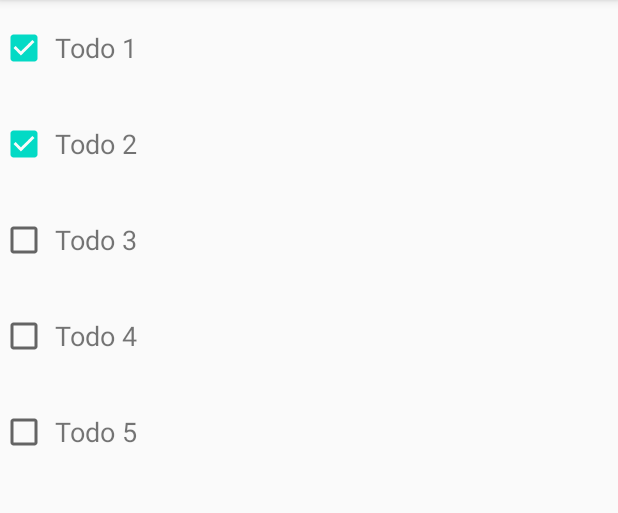
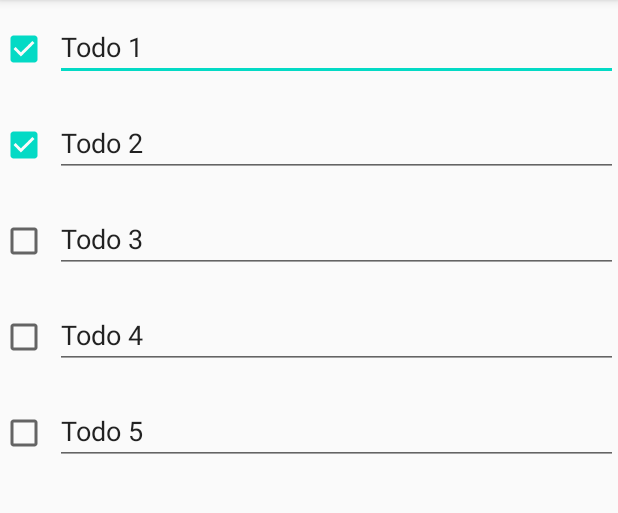
Before and after one commit to aokon/kotlin-playground, an Android app: the screen it shows after launch (MainActivity), on a phone screen of 412 x 824 dp, the part 84-597 px from its top. Run offline under Robolectric (Android 15) with nearby library versions, the phone set to English and light mode, and no system bars.

Commit message:
ReTodo: add loading data to the list via ViewModel

```diff
--- a/ReTodo/app/build.gradle
+++ b/ReTodo/app/build.gradle
@@ -1,6 +1,7 @@
 apply plugin: 'com.android.application'
 apply plugin: 'kotlin-android'
 apply plugin: 'kotlin-android-extensions'
+apply plugin: 'kotlin-kapt'
 
 android {
     compileSdkVersion 29
@@ -43,4 +44,7 @@ dependencies {
     androidTestImplementation 'androidx.test.ext:junit:1.1.1'
     androidTestImplementation 'androidx.test.espresso:espresso-core:3.2.0'
     implementation 'androidx.recyclerview:recyclerview:1.1.0'
+    //noinspection LifecycleAnnotationProcessorWithJava8
+    kapt 'androidx.lifecycle:lifecycle-compiler:2.2.0'
+    implementation 'androidx.lifecycle:lifecycle-extensions:2.2.0'
 }
--- a/ReTodo/app/src/main/AndroidManifest.xml
+++ b/ReTodo/app/src/main/AndroidManifest.xml
@@ -9,7 +9,7 @@
         android:roundIcon="@mipmap/ic_launcher_round"
         android:supportsRtl="true"
         android:theme="@style/AppTheme" >
-        <activity android:name=".MainActivity" >
+        <activity android:name=".MainActivity" android:screenOrientation="sensor" >
             <intent-filter>
                 <action android:name="android.intent.action.MAIN" />
 
--- a/ReTodo/app/src/main/java/pl/rebased/retodo/MainActivity.kt
+++ b/ReTodo/app/src/main/java/pl/rebased/retodo/MainActivity.kt
@@ -6,6 +6,8 @@ import android.os.Bundle
 import android.view.LayoutInflater
 import android.view.View
 import android.view.ViewGroup
+import android.view.inputmethod.EditorInfo
+import androidx.lifecycle.*
 import androidx.recyclerview.widget.DiffUtil
 import androidx.recyclerview.widget.LinearLayoutManager
 import androidx.recyclerview.widget.ListAdapter
@@ -13,22 +15,30 @@ import androidx.recyclerview.widget.RecyclerView
 import kotlinx.android.synthetic.main.activity_main.*
 import kotlinx.android.synthetic.main.item_todo.view.*
 
-data class Todo(val name: String, val isCompleted: Boolean)
+interface ChangeTodoHandler {
+  fun onDoneChange(item: Todo, done: Boolean)
+  fun onDescriptionChange(item: Todo, text: String)
+}
 
-class MainActivity : AppCompatActivity() {
+data class Todo(var name: String, var isCompleted: Boolean)
 
-    override fun onCreate(savedInstanceState: Bundle?) {
-        super.onCreate(savedInstanceState)
-        setContentView(R.layout.activity_main)
-        val todoAdapter = TodoAdapter()
+typealias TodoList =  List<Todo>
 
-        todoList.adapter = todoAdapter
-        todoAdapter.submitList(makeTodoList())
-        todoList.layoutManager = LinearLayoutManager(this as Context, LinearLayoutManager.VERTICAL, false)
+class TodoViewModel : ViewModel() {
+    val todos : LiveData<TodoList> by lazy {
+        MutableLiveData(todoList())
     }
 
-    private fun makeTodoList(): List<Todo> {
-        return listOf<Todo>(
+    fun setDone(todo: Todo, done: Boolean) {
+        todo.isCompleted = done
+    }
+
+    fun setDescription(todo: Todo, text: String) {
+        todo.name = text
+    }
+
+    private fun todoList(): List<Todo> {
+        return listOf(
             Todo("Todo 1", true),
             Todo("Todo 2", true),
             Todo("Todo 3", false),
@@ -38,7 +48,7 @@ class MainActivity : AppCompatActivity() {
     }
 }
 
-class TodoAdapter: ListAdapter<Todo, TodoViewHolder>(diff) {
+class TodoAdapter(private val handler: ChangeTodoHandler) : ListAdapter<Todo, TodoViewHolder>(diff) {
     companion object diff: DiffUtil.ItemCallback<Todo>() {
         override fun areItemsTheSame(oldItem: Todo, newItem: Todo): Boolean = oldItem == newItem
 
@@ -51,13 +61,53 @@ class TodoAdapter: ListAdapter<Todo, TodoViewHolder>(diff) {
 
     override fun onCreateViewHolder(parent: ViewGroup, viewType: Int): TodoViewHolder {
         val itemView = LayoutInflater.from(parent.context).inflate(R.layout.item_todo, parent, false)
-        return TodoViewHolder(itemView)
+        return TodoViewHolder(itemView, handler)
     }
 }
 
-class TodoViewHolder(itemView: View) : RecyclerView.ViewHolder(itemView) {
+class TodoViewHolder(itemView: View, val handler: ChangeTodoHandler) : RecyclerView.ViewHolder(itemView) {
     fun bindTo(item: Todo) {
+        itemView.checkBox.setOnCheckedChangeListener { view, isChecked ->
+            handler.onDoneChange(item, isChecked)
+        }
+        itemView.textView.setOnEditorActionListener { v, actionId, event ->
+                when (actionId) {
+                    EditorInfo.IME_ACTION_DONE, EditorInfo.IME_ACTION_NEXT, EditorInfo.IME_NULL -> {
+                        handler.onDescriptionChange(item, v.text.toString())
+                        true
+                    }
+                    else -> false
+                }
+        }
         itemView.checkBox.isChecked = item.isCompleted
-        itemView.textView.text = item.name
+        itemView.textView.setText(item.name)
     }
 }
+
+class MainActivity : AppCompatActivity(), ChangeTodoHandler {
+    // we want to avoid moving  model to GC when
+    val model by lazy {
+        ViewModelProvider(this).get(TodoViewModel::class.java)
+    }
+
+    override fun onCreate(savedInstanceState: Bundle?) {
+        super.onCreate(savedInstanceState)
+        setContentView(R.layout.activity_main)
+        val todoAdapter = TodoAdapter(this)
+
+        todoList.adapter = todoAdapter
+        todoList.layoutManager = LinearLayoutManager(this as Context, LinearLayoutManager.VERTICAL, false)
+
+        model.todos.observe(this, Observer {
+           todoAdapter.submitList(it)
+        })
+    }
+
+    override fun onDoneChange(item: Todo, done: Boolean) {
+        model.setDone(item, done)
+    }
+
+    override fun onDescriptionChange(item: Todo, text: String) {
+        model.setDescription(item, text)
+    }
+}
--- /dev/null
+++ b/ReTodo/app/src/main/res/layout-land/activity_main.xml
@@ -0,0 +1,16 @@
+<?xml version="1.0" encoding="utf-8"?>
+<androidx.constraintlayout.widget.ConstraintLayout xmlns:android="http://schemas.android.com/apk/res/android"
+    xmlns:app="http://schemas.android.com/apk/res-auto"
+    xmlns:tools="http://schemas.android.com/tools"
+    android:layout_width="match_parent"
+    android:layout_height="match_parent"
+    tools:context=".MainActivity">
+
+    <androidx.recyclerview.widget.RecyclerView
+        android:id="@+id/todoList"
+        android:layout_width="match_parent"
+        android:layout_height="match_parent"
+        tools:layout_editor_absoluteX="1dp"
+        tools:layout_editor_absoluteY="1dp"
+        tools:listitem="@layout/item_todo" />
+</androidx.constraintlayout.widget.ConstraintLayout>
--- a/ReTodo/app/src/main/res/layout/item_todo.xml
+++ b/ReTodo/app/src/main/res/layout/item_todo.xml
@@ -3,7 +3,8 @@
     xmlns:tools="http://schemas.android.com/tools"
     android:layout_width="match_parent"
     android:layout_height="64dp"
-android:paddingVertical="18dp">
+    android:paddingVertical="10dp">
+
     <CheckBox
         android:id="@+id/checkBox"
         android:layout_width="wrap_content"
@@ -11,11 +12,12 @@ android:paddingVertical="18dp">
         android:layout_weight="0"
         android:text=" "
         android:textSize="18sp" />
-<TextView
+
+    <EditText
         android:id="@+id/textView"
         android:layout_width="wrap_content"
         android:layout_height="wrap_content"
         android:layout_weight="1"
-    tools:text="@tools:sample/cities"
-    android:textSize="18sp" />
+        android:textSize="18sp"
+        tools:text="@tools:sample/cities" />
 </LinearLayout>
```
Lines whose indentation alone changed are shown as unchanged.
